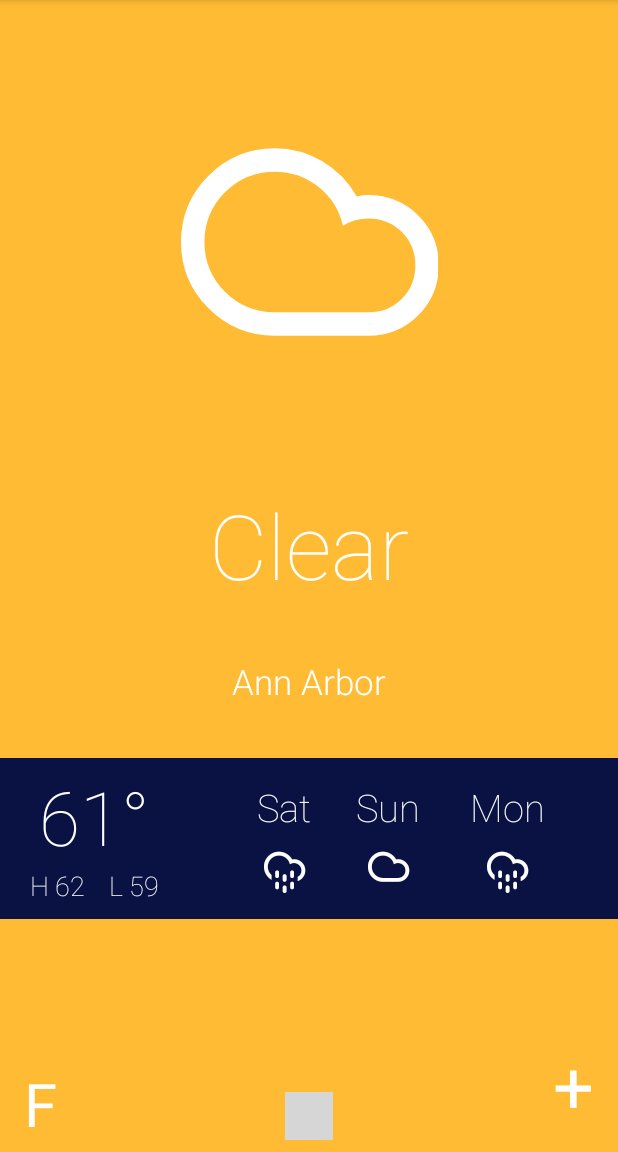
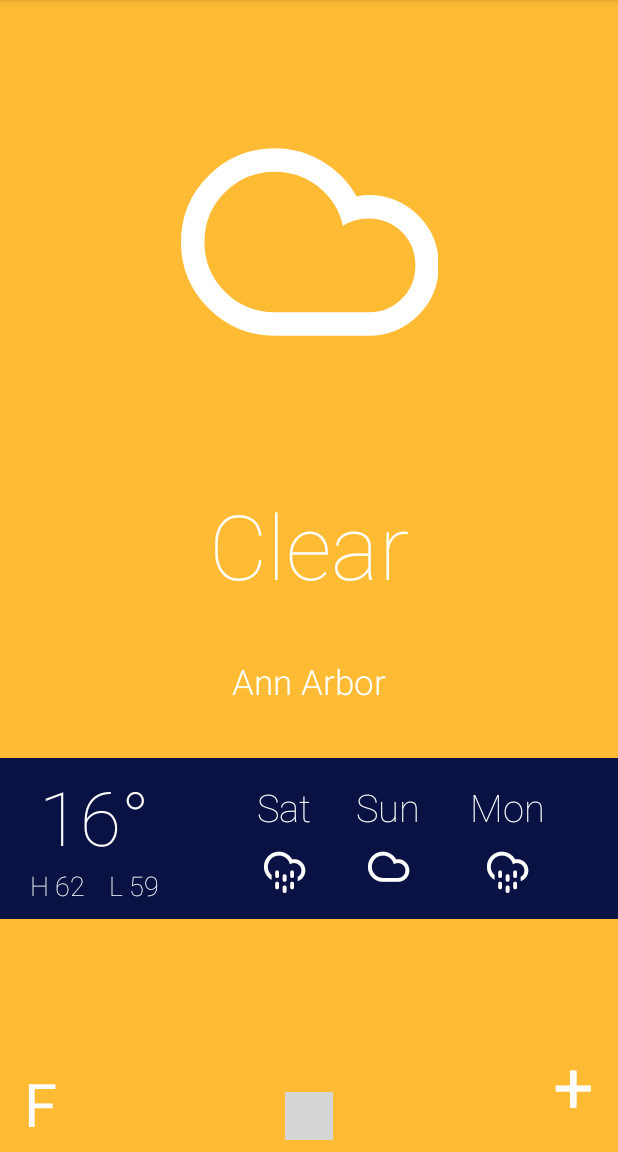
Before and after one commit to Luna-Jia/Android_Weather_App, an Android app: the screen it shows after launch (MainActivity), on a phone screen of 412 x 824 dp, the part 84-1236 px from its top. Run offline under Robolectric (Android 15) with nearby library versions, the phone set to English and light mode, and no system bars; libraries missing offline, so code that uses them is left out: com.tbuonomo.viewpagerdotsindicator; plain views replace SpringDotsIndicator; pictures from the network do not load; 2 statements that could not run were skipped; grey boxes are pictures that could not be loaded.

Commit message:
Fetch current temperature via API

```diff
--- a/A13Pager/app/src/main/java/com/example/a13pager/MainActivity.java
+++ b/A13Pager/app/src/main/java/com/example/a13pager/MainActivity.java
@@ -16,11 +16,11 @@ import com.tbuonomo.viewpagerdotsindicator.SpringDotsIndicator;
 public class MainActivity extends AppCompatActivity {
     // https://www.journaldev.com/26148/android-viewpager2
     private MyModel[] cv_pages = {
-            new MyModel("Ann Arbor", "Clear", android.R.color.holo_orange_light,"48105"),
-            new MyModel("Yuma", "Cloud", android.R.color.holo_green_light,"85364"),
-            new MyModel("Orlando", "Rain", android.R.color.holo_blue_light,"32801"),
-            new MyModel("Ypsilanti","Rain", android.R.color.holo_blue_light,"48197"),
-            new MyModel("Fort Wainwright","Rain", android.R.color.holo_blue_light,"99703"),
+            new MyModel("Ann Arbor", "Clear", android.R.color.holo_orange_light,"48105","16°C"),
+            new MyModel("Yuma", "Cloud", android.R.color.holo_green_light,"85364", "16°C"),
+            new MyModel("Orlando", "Rain", android.R.color.holo_blue_light,"32801", "16°C"),
+            new MyModel("Ypsilanti","Rain", android.R.color.holo_blue_light,"48197", "16°C"),
+            new MyModel("Fort Wainwright","Rain", android.R.color.holo_blue_light,"99703", "16°C"),
     };
     private ViewPager2 viewPager2;
 
--- a/A13Pager/app/src/main/java/com/example/a13pager/MyModel.java
+++ b/A13Pager/app/src/main/java/com/example/a13pager/MyModel.java
@@ -5,12 +5,15 @@ public class MyModel {
     String mv_cond;
     int mv_color;
     String mv_zipCode;
+    String mv_currentTemp;
 
-    public MyModel(String city, String cond, int color, String zipCode) {
+    public MyModel(String city, String cond, int color, String zipCode, String tempNow) {
         mv_city = city;
         mv_cond = cond;
         mv_color = color;
         mv_zipCode = zipCode;
+        mv_currentTemp = tempNow;
+
     }
 
     public String mf_getCity() {
@@ -28,4 +31,8 @@ public class MyModel {
     public String mf_getZipCode() {
         return mv_zipCode;
     }
+
+    public String mf_getCurrentTemp() {
+        return mv_currentTemp;
+    }
 }
--- a/A13Pager/app/src/main/java/com/example/a13pager/MyViewPager2Adapter.java
+++ b/A13Pager/app/src/main/java/com/example/a13pager/MyViewPager2Adapter.java
@@ -59,7 +59,7 @@ public class MyViewPager2Adapter extends RecyclerView.Adapter<MyViewPager2Adapte
             properties.load(inputStream);
             String apiKey = properties.getProperty("api_key");
 
-            fetchCityName(zipCode, apiKey, holder.cv_city, holder.cv_cond);
+            fetchCityName(zipCode, apiKey, holder.cv_city, holder.cv_cond,holder.cv_temperatureTextView);
         } catch (IOException e) {
             e.printStackTrace();
         }
@@ -68,6 +68,7 @@ public class MyViewPager2Adapter extends RecyclerView.Adapter<MyViewPager2Adapte
         holder.cv_city.setText(cv_models[position].mf_getCity());
         holder.cv_cond.setText(cv_models[position].mf_getCond());
         holder.constraintlayout.setBackgroundResource(cv_models[position].mf_getColor());
+        holder.cv_temperatureTextView.setText(cv_models[position].mf_getCurrentTemp());
 
         // Set the next three days' names
         Calendar calendar = Calendar.getInstance();
@@ -83,7 +84,7 @@ public class MyViewPager2Adapter extends RecyclerView.Adapter<MyViewPager2Adapte
         holder.cv_nextDay3TextView.setText(dayFormat.format(calendar.getTime()));
     }
 
-    private void fetchCityName(String zipCode, String apiKey, TextView CityTextView, TextView descriptionTextView) {
+    private void fetchCityName(String zipCode, String apiKey, TextView CityTextView, TextView descriptionTextView, TextView temperatureTextView) {
         String apiUrl = "https://api.openweathermap.org/geo/1.0/zip?zip=" + zipCode + "&limit=5&appid=" + apiKey;
 
         OkHttpClient client = new OkHttpClient();
@@ -111,7 +112,7 @@ public class MyViewPager2Adapter extends RecyclerView.Adapter<MyViewPager2Adapte
                         Log.d("CityName", "Fetched City: " + cityName);
                         Log.d("APIResponse", "Response JSON: " + responseJson);
 
-                        fetchWeatherDescription(latitude, longitude, apiKey, descriptionTextView);
+                        fetchWeatherDescription(latitude, longitude, apiKey, descriptionTextView,temperatureTextView);
 
                         ((Activity) context).runOnUiThread(() -> CityTextView.setText(cityName));
                     } catch (JSONException e) {
@@ -123,8 +124,8 @@ public class MyViewPager2Adapter extends RecyclerView.Adapter<MyViewPager2Adapte
         });
     }
 
-    private void fetchWeatherDescription(double latitude, double longitude, String apiKey, TextView descriptionTextView) {
-        String apiUrl = "https://api.openweathermap.org/data/3.0/onecall?lat=" + latitude + "&lon=" + longitude + "&appid=" + apiKey + "&exclude=minutely,hourly";
+    private void fetchWeatherDescription(double latitude, double longitude, String apiKey, TextView descriptionTextView, TextView temperatureTextView) {
+        String apiUrl = "https://api.openweathermap.org/data/3.0/onecall?lat=" + latitude + "&lon=" + longitude + "&appid=" + apiKey + "&units=metric" + "&exclude=minutely,hourly";
 
         OkHttpClient client = new OkHttpClient();
         Request request = new Request.Builder()
@@ -151,8 +152,13 @@ public class MyViewPager2Adapter extends RecyclerView.Adapter<MyViewPager2Adapte
                         JSONArray weatherArray = currentWeather.getJSONArray("weather");
                         JSONObject weatherObject = weatherArray.getJSONObject(0);
                         String description = weatherObject.getString("description");
+                        double temperature = currentWeather.getDouble("temp");
 
-                        ((Activity) context).runOnUiThread(() -> descriptionTextView.setText(description));
+                        ((Activity) context).runOnUiThread(() -> {
+                            descriptionTextView.setText(description);
+                            temperatureTextView.setText(String.format("%d°C", Math.round(temperature)));
+
+                        });
                     } catch (JSONException e) {
                         e.printStackTrace();
                     }
```
